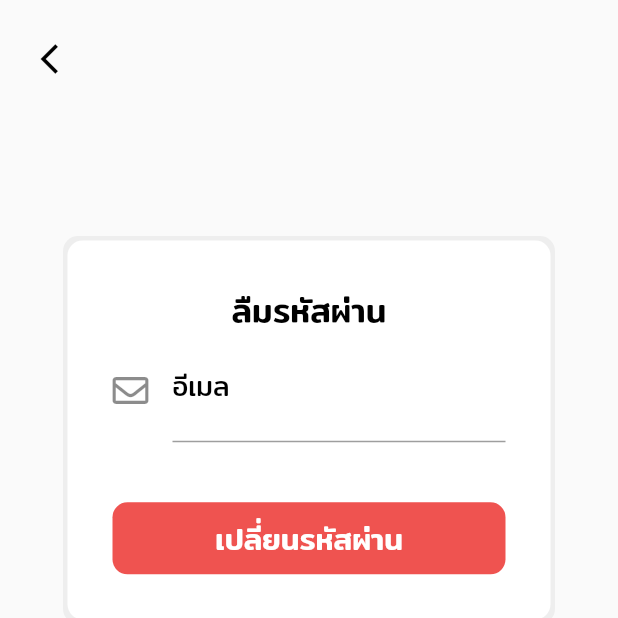
After one commit to armnutthapon/Project_LittlePaw, a Flutter app: the screen it shows after launch, after a tap on "ลืมรหัสผ่าน ?", on a phone screen of 412 x 824 dp, the top half of it. The commit adds this screen. Run offline on Flutter 3.47's test engine with Material 2 defaults, Android fonts, the phone set to English and light mode, and no system bars; our stand-ins replace carousel_slider, firebase_auth, firebase_core, font_awesome_flutter, google_sign_in, table_calendar; accounts and stored records are empty.

Commit message:
add reset password

```diff
--- a/lib/screen/authentication/authentication.dart
+++ b/lib/screen/authentication/authentication.dart
@@ -1,6 +1,7 @@
 import 'package:flutter/material.dart';
 import 'package:little_paw/screen/authentication/login.dart';
 import 'package:little_paw/screen/authentication/register.dart';
+import 'package:little_paw/screen/authentication/reset_password.dart';
 
 class Authentication extends StatefulWidget {
   const Authentication({Key key}) : super(key: key);
@@ -11,6 +12,7 @@ class Authentication extends StatefulWidget {
 
 class _AuthenticationState extends State<Authentication> {
   bool isToggle = false;
+
   @override
   void toggleScreen() {
     setState(() {
--- a/lib/screen/authentication/login.dart
+++ b/lib/screen/authentication/login.dart
@@ -5,6 +5,7 @@ import 'package:flutter/material.dart';
 import 'package:font_awesome_flutter/font_awesome_flutter.dart';
 import 'package:google_sign_in/google_sign_in.dart';
 import 'package:little_paw/screen/authentication/google_signin.dart';
+import 'package:little_paw/screen/authentication/reset_password.dart';
 import 'package:little_paw/services/authentication/auth__service.dart';
 import 'package:provider/provider.dart';
 
@@ -132,7 +133,9 @@ class _LoginState extends State<Login> {
                               },
                             ),
                           ]),
-                          Row(
+                          InkWell(
+                              child: Container(
+                                child: Row(
                                   mainAxisAlignment: MainAxisAlignment.end,
                                   children: [
                                     Container(
@@ -148,6 +151,9 @@ class _LoginState extends State<Login> {
                                     )
                                   ],
                                 ),
+                              ),
+                              onTap: () =>
+                                  navigateToResetPasswordPage(context)),
                           Container(
                             margin: EdgeInsets.only(top: 10),
                             child: Column(
@@ -232,4 +238,9 @@ class _LoginState extends State<Login> {
       ),
     ));
   }
+
+  navigateToResetPasswordPage(BuildContext context) {
+    Navigator.push(context,
+        MaterialPageRoute(builder: (context) => MyResetPasswordPage()));
   }
+}
--- /dev/null
+++ b/lib/screen/authentication/reset_password.dart
@@ -0,0 +1,165 @@
+import 'package:firebase_auth/firebase_auth.dart';
+import 'package:flutter/material.dart';
+import 'package:font_awesome_flutter/font_awesome_flutter.dart';
+import 'package:little_paw/screen/authentication/login.dart';
+
+class MyResetPasswordPage extends StatefulWidget {
+  MyResetPasswordPage(
+      {Key key, void Function() resetScreen, void Function() toggleScreen})
+      : super(key: key);
+
+  @override
+  _MyResetPasswordPageState createState() => _MyResetPasswordPageState();
+}
+
+class _MyResetPasswordPageState extends State<MyResetPasswordPage> {
+  GlobalKey<ScaffoldState> scaffoldKey = GlobalKey();
+  FirebaseAuth _auth = FirebaseAuth.instance;
+  TextEditingController _resetPasswordController = TextEditingController();
+
+  @override
+  Widget build(BuildContext context) {
+    Size size = MediaQuery.of(context).size;
+
+    return Scaffold(
+        key: scaffoldKey,
+        body: SafeArea(
+          child: SingleChildScrollView(
+            child: Container(
+              padding: EdgeInsets.all(15),
+              child: Container(
+                child: Center(
+                  child: Column(
+                    children: [
+                      Row(
+                        mainAxisAlignment: MainAxisAlignment.start,
+                        children: [
+                          IconButton(
+                            onPressed: () {
+                              Navigator.pop(
+                                context,
+                                MaterialPageRoute(
+                                    builder: (context) => Login()),
+                              );
+                            },
+                            icon:
+                                Icon(Icons.arrow_back_ios, color: Colors.black),
+                          ),
+                        ],
+                      ),
+                      SizedBox(
+                        height: size.height * 0.1,
+                      ),
+                      Container(
+                        margin: EdgeInsets.fromLTRB(30, 15, 30, 15),
+                        child: Padding(
+                          padding: EdgeInsets.all(30),
+                          child: Column(
+                            children: [
+                              Row(
+                                mainAxisAlignment: MainAxisAlignment.center,
+                                children: [
+                                  Text("ลืมรหัสผ่าน",
+                                      style: TextStyle(
+                                          fontSize: 22,
+                                          color: Colors.black,
+                                          fontWeight: FontWeight.w500,
+                                          fontFamily: 'Mitr')),
+                                ],
+                              ),
+                              Column(children: [
+                                TextFormField(
+                                  controller: _resetPasswordController,
+                                  style: TextStyle(
+                                      color: Colors.black,
+                                      fontSize: 18,
+                                      fontWeight: FontWeight.w400,
+                                      fontFamily: 'Mitr'),
+                                  decoration: InputDecoration(
+                                    icon: Icon(
+                                      FontAwesomeIcons.envelope,
+                                    ),
+                                    labelText: 'อีเมล',
+                                    labelStyle: TextStyle(
+                                        fontSize: 18,
+                                        color: Colors.black,
+                                        fontWeight: FontWeight.w400,
+                                        fontFamily: 'Mitr'),
+                                  ),
+                                  validator: (val) =>
+                                      val.isNotEmpty ? null : "กรุณาระบุอีเมล",
+                                ),
+                              ]),
+                              Container(
+                                margin: EdgeInsets.only(top: 40),
+                                child: Column(
+                                  children: [
+                                    MaterialButton(
+                                      onPressed: () {
+                                        resetPassword();
+                                      },
+                                      height: 40.0,
+                                      child: Center(
+                                        child: Text(
+                                          'เปลี่ยนรหัสผ่าน',
+                                          style: TextStyle(
+                                              fontSize: 20,
+                                              color: Colors.white,
+                                              fontWeight: FontWeight.w500,
+                                              fontFamily: 'Mitr'),
+                                        ),
+                                      ),
+                                    ),
+                                  ],
+                                ),
+                                decoration: BoxDecoration(
+                                  color: Colors.red.shade400,
+                                  borderRadius: BorderRadius.circular(10.0),
+                                ),
+                              ),
+                            ],
+                          ),
+                        ),
+                        decoration: BoxDecoration(
+                          borderRadius: BorderRadius.circular(10),
+                          color: Colors.white,
+                          boxShadow: [
+                            BoxShadow(
+                                color: Colors.grey.shade200, spreadRadius: 3),
+                          ],
+                        ),
+                      ),
+                    ],
+                  ),
+                ),
+              ),
+            ),
+          ),
+        ));
+  }
+
+  Widget buildButtonSignUp(BuildContext context) {
+    return InkWell(
+        child: Container(
+            constraints: BoxConstraints.expand(height: 50),
+            child: Text("Reset password",
+                textAlign: TextAlign.center,
+                style: TextStyle(fontSize: 18, color: Colors.white)),
+            decoration: BoxDecoration(
+                borderRadius: BorderRadius.circular(16),
+                color: Colors.green[200]),
+            margin: EdgeInsets.only(top: 16),
+            padding: EdgeInsets.all(12)),
+        onTap: () => resetPassword());
+  }
+
+  resetPassword() {
+    String email = _resetPasswordController.text.trim();
+    _auth.sendPasswordResetEmail(email: email);
+    scaffoldKey.currentState.showSnackBar(SnackBar(
+      content: Text("We send the detail to $email successfully.",
+          style: TextStyle(color: Colors.white)),
+      backgroundColor: Colors.green[300],
+    ));
+  }
+}
--- a/lib/screen/mypet.dart
+++ b/lib/screen/mypet.dart
@@ -24,7 +24,7 @@ class _MyPetState extends State<MyPet> {
       appBar: AppBar(
         title: Text("สัตว์เลี้ยงของฉัน",
             style: TextStyle(
-                fontSize: 16,
+                fontSize: 22,
                 color: Colors.black,
                 fontWeight: FontWeight.w500,
                 fontFamily: 'Mitr')),
@@ -46,9 +46,8 @@ class _MyPetState extends State<MyPet> {
             ),
           ),
         ],
-        backgroundColor:
-            Colors.grey.shade100.withOpacity(1), //You can make this transparent
-        elevation: 0.0, //No shadow
+        backgroundColor: Colors.white, //You can make this transparent
+        elevation: 10.0, //No shadow
       ),
     );
   }
--- a/lib/screen/mypet/screen/pet_Addpet.dart
+++ b/lib/screen/mypet/screen/pet_Addpet.dart
@@ -11,7 +11,8 @@ class _Page_AddPetState extends State<Page_AddPet> {
   @override
   Widget build(BuildContext context) {
     Size size = MediaQuery.of(context).size;
-    return Container(
+    return Scaffold(
+      body: Container(
         padding: EdgeInsets.only(top: 100),
         height: size.height,
         child: Column(
@@ -47,6 +48,7 @@ class _Page_AddPetState extends State<Page_AddPet> {
             ),
           ],
         ),
+      ),
     );
   }
 }
--- a/lib/screen/mypet/screen/pet_Medical.dart
+++ b/lib/screen/mypet/screen/pet_Medical.dart
@@ -105,7 +105,7 @@ class _ShowMedicalDetailState extends State<ShowMedicalDetail> {
                       margin: EdgeInsets.only(left: 15, right: 15),
                       padding: EdgeInsets.all(5),
                       decoration: BoxDecoration(
-                          color: Colors.red.shade400,
+                          color: Colors.green.shade400,
                           borderRadius: BorderRadius.circular(50)),
                       child: Icon(
                         Icons.check,
```
Lines whose indentation alone changed are shown as unchanged.
